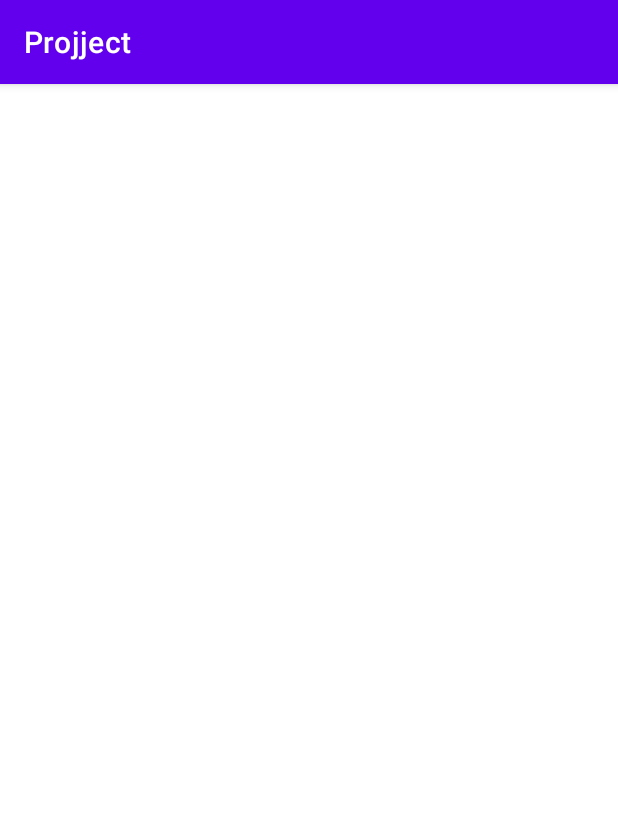
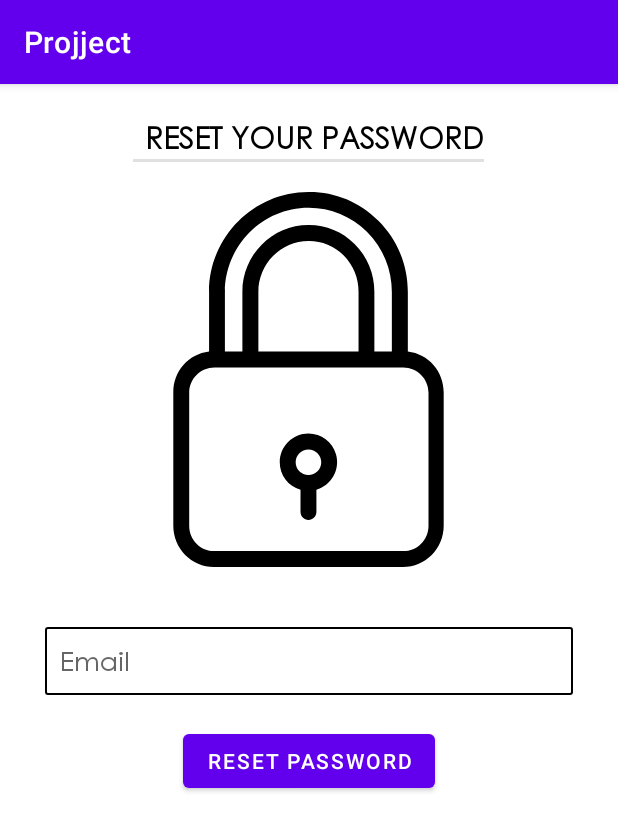
Before and after one commit to Taranpreetkaurr/Projject_Koolkicks, an Android app: the activity_reset_password screen opened directly, with no data from a screen before it, on a phone screen of 412 x 824 dp. Shown: the top 831 px of the screen. Run offline under Robolectric (Android 15) with nearby library versions, the phone set to English and light mode, and no system bars; our stand-ins replace Firebase (no records; nobody signed in at launch, a user with empty details on screens opened directly).

Commit message:
activity_detail, activity_detail, activity_my_cart, activity_reset_password.

```diff
--- a/app/build.gradle
+++ b/app/build.gradle
@@ -33,6 +33,7 @@ dependencies {
 
     implementation 'androidx.appcompat:appcompat:1.2.0'
     implementation 'com.google.android.material:material:1.2.1'
+    implementation 'com.squareup.picasso:picasso:2.71828'
     implementation 'androidx.constraintlayout:constraintlayout:2.0.4'
     implementation platform('com.google.firebase:firebase-bom:26.1.0')
     implementation 'com.google.firebase:firebase-analytics'
--- a/app/src/main/AndroidManifest.xml
+++ b/app/src/main/AndroidManifest.xml
@@ -9,7 +9,10 @@
         android:roundIcon="@mipmap/ic_launcher_round"
         android:supportsRtl="true"
         android:theme="@style/Theme.Projject">
-        <activity android:name=".activity_reset_password"></activity>
+        <activity android:name=".activity_my_cart"></activity>
+        <activity android:name=".activity_info" />
+        <activity android:name=".activity_detail" />
+        <activity android:name=".activity_reset_password" />
         <activity android:name=".payment_info" />
         <activity android:name=".signup" />
         <activity android:name=".splash_screen" />
--- a/app/src/main/java/com/example/projject/activity_reset_password.java
+++ b/app/src/main/java/com/example/projject/activity_reset_password.java
@@ -1,14 +1,59 @@
 package com.example.projject;
 
+
+import android.annotation.SuppressLint;
+import android.content.Intent;
+import android.os.Bundle;
+import android.text.TextUtils;
+import android.view.View;
+import android.widget.Button;
+import android.widget.EditText;
+import android.widget.Toast;
+
+import androidx.annotation.NonNull;
 import androidx.appcompat.app.AppCompatActivity;
 
-import android.os.Bundle;
+import com.google.android.gms.tasks.OnCompleteListener;
+import com.google.android.gms.tasks.Task;
+import com.google.firebase.auth.FirebaseAuth;
 
 public class activity_reset_password extends AppCompatActivity {
 
-    @Override
+    private EditText inputEmail;
+    private Button btnReset;
+    private FirebaseAuth auth;
+
+    @SuppressLint("WrongViewCast")
     protected void onCreate(Bundle savedInstanceState) {
         super.onCreate(savedInstanceState);
         setContentView(R.layout.activity_reset_password);
+        inputEmail = (EditText) findViewById(R.id.EditTextSurname);
+        btnReset = (Button) findViewById(R.id.btn_reset_password);
+        auth = FirebaseAuth.getInstance();
+
+        btnReset.setOnClickListener(new View.OnClickListener() {
+            @Override
+            public void onClick(View v) {
+                String email = inputEmail.getText().toString().trim();
+                if (TextUtils.isEmpty(email)) {
+                    Toast.makeText(getApplication(), "Enter your e-mail address", Toast.LENGTH_SHORT).show();
+                    return;
+                }
+
+                auth.sendPasswordResetEmail(email)
+                        .addOnCompleteListener(new OnCompleteListener<Void>() {
+                            @Override
+                            public void onComplete(@NonNull Task<Void> task) {
+                                if (task.isSuccessful()) {
+                                    Toast.makeText(activity_reset_password.this, "We sent you an e-mail", Toast.LENGTH_SHORT).show();
+
+                                } else {
+                                    Toast.makeText(activity_reset_password.this, "Error", Toast.LENGTH_SHORT).show();
+                                }
+                            }
+                        });
+            }
+        });
     }
+
 }
--- /dev/null
+++ b/app/src/main/res/drawable/ic_padlock.xml
@@ -0,0 +1,5 @@
+<vector android:height="472dp" android:viewportHeight="471.7"
+    android:viewportWidth="471.7" android:width="472dp" xmlns:android="http://schemas.android.com/apk/res/android">
+    <path android:fillColor="#FF000000" android:pathData="M360.8,200.6v-74.7c0.2,-33.8 -13.3,-66.3 -37.4,-90C300.1,12.7 269.6,0 237.3,0c-0.5,0 -1.1,0 -1.6,0c-68.9,0.1 -124.9,56.5 -124.9,125.9v74.7c-26,3.1 -45,24.9 -45,51.3v167.8c0,28.5 22.8,52 51.3,52h237.5c28.5,0 51.3,-23.5 51.3,-52V251.9C405.8,225.6 386.8,203.7 360.8,200.6zM130.7,125.9h0.1c0,-58.4 47.1,-106.2 105,-106.2h0.1c27.5,-0.1 53.9,10.8 73.4,30.2c20.3,20.1 31.6,47.5 31.4,76v74.8h-22v-74.8c0.2,-22.7 -8.8,-44.5 -24.9,-60.5c-15.2,-15.2 -35.8,-23.8 -57.3,-23.8h-0.6c-46,0 -83.2,37.8 -83.2,84.2v74.9h-22V125.9zM298.8,125.9v74.8h-126v-74.8c0,-35.4 28.2,-64.2 63.2,-64.2h0.6c16.2,0 31.8,6.5 43.3,18C292.1,91.9 299,108.6 298.8,125.9zM386.8,420L386.8,420c0,17.5 -14.2,31.7 -31.7,31.7H117.5c-17.5,0 -31.7,-14.2 -31.7,-31.7V252.4c0,-17.5 14.2,-31.7 31.7,-31.7h237.6c17.5,0 31.7,14.2 31.7,31.7V420z"/>
+    <path android:fillColor="#FF000000" android:pathData="M270.4,330c-4.4,-15.5 -18.5,-26.1 -34.6,-26.1c-19.9,0 -36.1,16.1 -36.1,36.1c0,16.1 10.6,30.2 26.1,34.6v28c0,5.5 4.5,10 10,10s10,-4.5 10,-10v-28C264.9,369.1 276,349.1 270.4,330zM235.8,356c-8.9,0 -16.1,-7.2 -16.1,-16.1c0,-8.9 7.2,-16.1 16.1,-16.1c8.9,0 16.1,7.2 16.1,16.1C251.9,348.8 244.7,356 235.8,356z"/>
+</vector>
--- a/app/src/main/res/layout/activity_reset_password.xml
+++ b/app/src/main/res/layout/activity_reset_password.xml
@@ -1,9 +1,49 @@
 <?xml version="1.0" encoding="utf-8"?>
-<androidx.constraintlayout.widget.ConstraintLayout xmlns:android="http://schemas.android.com/apk/res/android"
+<LinearLayout xmlns:android="http://schemas.android.com/apk/res/android"
     xmlns:app="http://schemas.android.com/apk/res-auto"
     xmlns:tools="http://schemas.android.com/tools"
     android:layout_width="match_parent"
-    android:layout_height="match_parent"
-    tools:context=".activity_reset_password">
+    android:orientation="vertical"
+    android:layout_height="match_parent">
+    <TextView
+        android:id="@+id/text"
+        android:textSize="20sp"
+        android:layout_width="wrap_content"
+        android:layout_height="wrap_content"
+        android:layout_gravity="center_horizontal"
+        android:layout_marginTop="20dp"
+        android:text="RESET YOUR PASSWORD"
+        android:clickable="true"
+        android:fontFamily="@font/gothic_regular"
+        android:gravity="center"
+        android:textColor="#000000"
+        style="?android:attr/listSeparatorTextViewStyle" />
+    <ImageView
+        android:layout_width="250dp"
+        android:layout_height="250dp"
+        android:layout_gravity="center"
+        android:layout_marginTop="20dp"
+        android:background="@drawable/ic_padlock"/>
+    <EditText
+        android:id="@+id/EditTextSurname"
+        android:layout_height="wrap_content"
+        android:layout_width="match_parent"
+        android:layout_marginTop="40dp"
+        android:layout_marginLeft="30dp"
+        android:layout_marginRight="30dp"
+        android:padding="10dp"
+        android:fontFamily="@font/gothic_regular"
+        android:background="@drawable/edittext_style"
+        android:hint="Email"
+        android:inputType="textEmailAddress"/>
+    <Button
+        android:id="@+id/btn_reset_password"
+        android:layout_width="wrap_content"
+        android:layout_height="wrap_content"
+        android:text="RESET PASSWORD"
+        android:layout_gravity="center"
+        android:layout_marginTop="20dp"
+        />
 
-</androidx.constraintlayout.widget.ConstraintLayout>
+
+</LinearLayout>
```
Also changed, not shown: app/src/main/java/com/example/projject/activity_detail.java (added, +47 -0 lines), app/src/main/java/com/example/projject/activity_info.java (added, +14 -0 lines), app/src/main/java/com/example/projject/activity_my_cart.java (added, +52 -0 lines), app/src/main/res/layout/activity_detail.xml (added, +86 -0 lines), app/src/main/res/layout/activity_info.xml (added, +9 -0 lines), app/src/main/res/layout/activity_my_cart.xml (added, +109 -0 lines).
